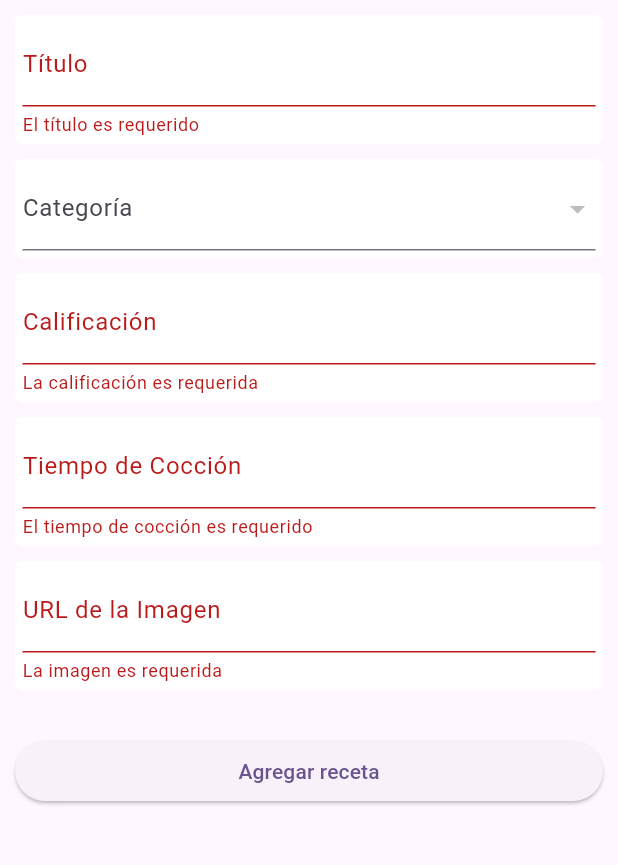
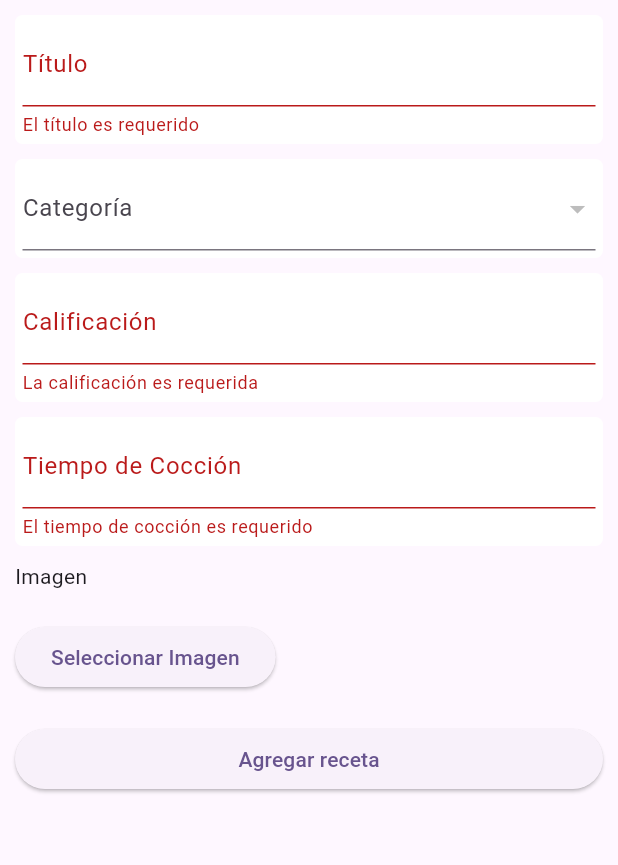
Before and after one commit to Carlit4/proyecto_DAM, a Flutter app: the RecetasAgregar screen opened directly, after a tap on "Agregar receta", on a phone screen of 412 x 824 dp, the part 84-949 px from its top. Run offline on Flutter 3.47's test engine with Material 3 defaults, Android fonts, the phone set to English and light mode, and no system bars; our stand-ins replace cloud_firestore, firebase_auth, firebase_core, firebase_storage, flutter_slidable, google_sign_in and 2 more; accounts and stored records are empty.

Commit message:
agregar fotos

```diff
--- a/lib/Pages/recetas_agregar.dart
+++ b/lib/Pages/recetas_agregar.dart
@@ -1,5 +1,9 @@
+import 'dart:io';
+
 import 'package:dam_cookly/services/fs_service.dart';
 import 'package:flutter/material.dart';
+import 'package:image_picker/image_picker.dart';
+import 'package:path_provider/path_provider.dart';
 
 class RecetasAgregar extends StatefulWidget {
   const RecetasAgregar({super.key});
@@ -18,12 +22,29 @@ class _RecetasAgregarState extends State<RecetasAgregar> {
   int categoriaSeleccionada = 1;
 
   String categoria = "";
+  File? imagenSeleccionada;
 
   String? tituloError;
   String? categoriaError;
   String? calificacionError;
   String? tiempoCoccionError;
   String? imagenError;
+
+  Future<void> seleccionarImagen() async {
+    final ImagePicker picker = ImagePicker();
+    final XFile? image = await picker.pickImage(source: ImageSource.gallery);
+
+    if (image != null) {
+      final Directory appDir = await getApplicationDocumentsDirectory();
+      final String fileName = DateTime.now().millisecondsSinceEpoch.toString();
+      final File localImage = await File(image.path).copy('${appDir.path}/$fileName.jpg');
+
+      setState(() {
+        imagenSeleccionada = localImage;
+      });
+    }
+  }
+
   @override
   Widget build(BuildContext context) {
     return Scaffold(
@@ -144,25 +165,19 @@ class _RecetasAgregarState extends State<RecetasAgregar> {
                 ),
               ),
 
-              Container(
-                margin: EdgeInsets.only(bottom: 10),
-                padding: EdgeInsets.all(5),
-                decoration: BoxDecoration(
-                  color: Colors.white,
-                  borderRadius: BorderRadius.circular(5),
-                ),
-                child: TextFormField(
-                  validator: (imagen) {
-                    if (imagen!.isEmpty) {
-                      return 'La imagen es requerida';
-                    }
-                    return null;
-                  },
-                  controller: imagenCtrl,
-                  decoration: InputDecoration(
-                    labelText: 'URL de la Imagen',
+              Column(
+                crossAxisAlignment: CrossAxisAlignment.start,
+                children: [
+                  Text('Imagen'),
+                  SizedBox(height: 10),
+                  if (imagenSeleccionada != null)
+                    Image.file(imagenSeleccionada!, height: 150, width: 150),
+                  SizedBox(height: 10),
+                  ElevatedButton(
+                    onPressed: seleccionarImagen,
+                    child: Text('Seleccionar Imagen'),
                   ),
-                ),
+                ],
               ),
 
               Container(
@@ -173,7 +188,8 @@ class _RecetasAgregarState extends State<RecetasAgregar> {
                   onPressed: () async {
                     if (formKey.currentState!.validate()){
                        String? categoria = await FsService().obtenerNombrePorId(categoriaSeleccionada);
-                       await FsService().agregarReceta(tituloCtrl.text, categoria, calificacionCtrl.text, tiempoCoccionCtrl.text, imagenCtrl.text);
+                       String imagenUrl = await FsService().guardarImagenLocalmente(imagenSeleccionada!);
+                       await FsService().agregarReceta(tituloCtrl.text, categoria, calificacionCtrl.text, tiempoCoccionCtrl.text, imagenUrl);
                        Navigator.pop(context);
                     }
                   },
--- a/pubspec.yaml
+++ b/pubspec.yaml
@@ -41,6 +41,9 @@ dependencies:
   cloud_firestore: ^5.5.0
   flutter_slidable: ^3.1.1
   google_sign_in: ^6.2.2
+  image_picker: ^1.1.2
+  firebase_storage: ^12.3.6
+  path_provider: ^2.1.5
 
 dev_dependencies:
   flutter_test:
```
Also changed, not shown: lib/Pages/recetas_editar.dart (+34 -19 lines), lib/services/fs_service.dart (+18 -0 lines), lib/widget/recetas_widget.dart (+9 -8 lines), lib/Pages/login_page.dart (line endings or trailing spaces), pubspec.lock, 7 other files.
